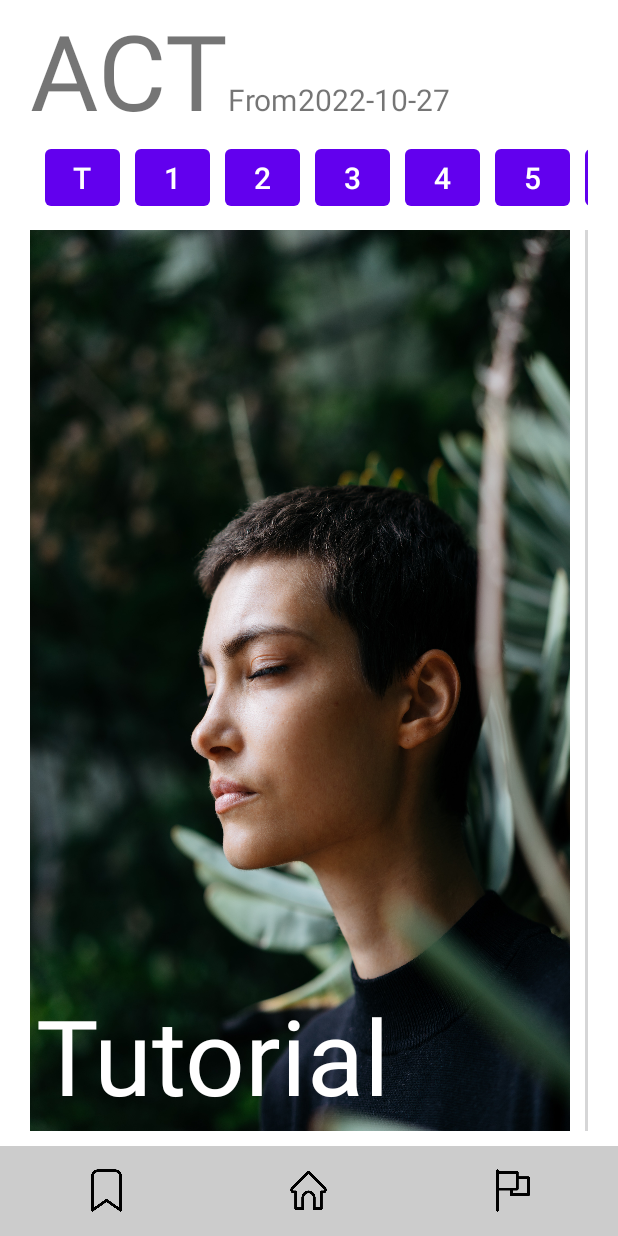
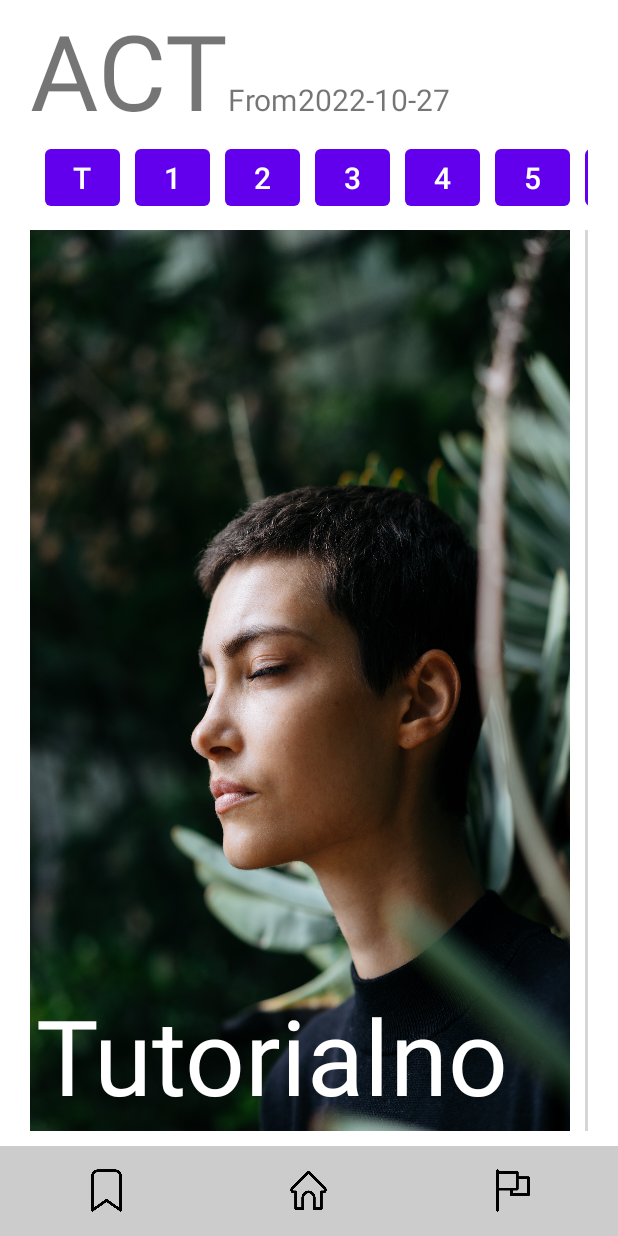
Before and after one commit to MobileProgrammingACT/ACT_FrontEnd, an Android app: the MainActivity screen opened directly, with no data from a screen before it, on a phone screen of 412 x 824 dp. Run offline under Robolectric (Android 15) with nearby library versions, the phone set to English and light mode, and no system bars.

Commit message:
11th commit - push가 되는지 확인하는 용도 - activity_main에서 Tutorial을 Tutorialno로 바꿨습니다 - 확인만 하고 돌려놓겠습니다!

```diff
--- a/app/src/main/res/layout/activity_main.xml
+++ b/app/src/main/res/layout/activity_main.xml
@@ -160,7 +160,7 @@
                         <TextView
                             android:layout_width="wrap_content"
                             android:layout_height="wrap_content"
-                            android:text="Tutorial"
+                            android:text="Tutorialno"
                             android:textSize="70dp"
                             android:layout_gravity="bottom|left"
                             android:textColor="#ffffff"
```
